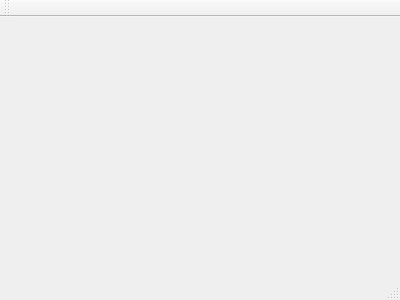
Old version of the form objectTracking/motionBased/src/objectTracking/benchmark/benchmark.ui in the repository yzbx/surveillance-video-system.
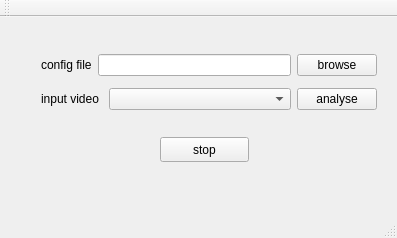
New version of the form.

Commit message: add benchmark for CDNet, tracking object with groundtruth

Patch:
```diff
--- a/objectTracking/motionBased/src/objectTracking/benchmark/benchmark.ui
+++ b/objectTracking/motionBased/src/objectTracking/benchmark/benchmark.ui
@@ -1,24 +1,114 @@
 <ui version="4.0">
  <class>Benchmark</class>
- <widget class="QMainWindow" name="Benchmark" >
-  <property name="geometry" >
+ <widget class="QMainWindow" name="Benchmark">
+  <property name="geometry">
    <rect>
     <x>0</x>
     <y>0</y>
-    <width>400</width>
-    <height>300</height>
+    <width>397</width>
+    <height>238</height>
    </rect>
   </property>
   <property name="windowTitle" >
    <string>Benchmark</string>
   </property>
-  <widget class="QMenuBar" name="menuBar" />
-  <widget class="QToolBar" name="mainToolBar" />
-  <widget class="QWidget" name="centralWidget" />
-  <widget class="QStatusBar" name="statusBar" />
+  <widget class="QWidget" name="centralWidget">
+   <widget class="QPushButton" name="pushButton_stop">
+    <property name="geometry">
+     <rect>
+      <x>160</x>
+      <y>120</y>
+      <width>89</width>
+      <height>25</height>
+     </rect>
+    </property>
+    <property name="text">
+     <string>stop</string>
+    </property>
+   </widget>
+   <widget class="QWidget" name="">
+    <property name="geometry">
+     <rect>
+      <x>30</x>
+      <y>20</y>
+      <width>358</width>
+      <height>91</height>
+     </rect>
+    </property>
+    <layout class="QVBoxLayout" name="verticalLayout">
+     <item>
+      <layout class="QHBoxLayout" name="horizontalLayout_3">
+       <item>
+        <widget class="QLabel" name="label_3">
+         <property name="text">
+          <string>config file</string>
+         </property>
+        </widget>
+       </item>
+       <item>
+        <widget class="QLineEdit" name="lineEdit_configFile"/>
+       </item>
+       <item>
+        <widget class="QPushButton" name="pushButton_configFile">
+         <property name="text">
+          <string>browse</string>
+         </property>
+        </widget>
+       </item>
+      </layout>
+     </item>
+     <item>
+      <layout class="QHBoxLayout" name="horizontalLayout_4">
+       <item>
+        <widget class="QLabel" name="label_4">
+         <property name="text">
+          <string>input video </string>
+         </property>
+        </widget>
+       </item>
+       <item>
+        <widget class="QComboBox" name="comboBox_video">
+         <property name="sizePolicy">
+          <sizepolicy hsizetype="Expanding" vsizetype="Fixed">
+           <horstretch>0</horstretch>
+           <verstretch>0</verstretch>
+          </sizepolicy>
+         </property>
+        </widget>
+       </item>
+       <item>
+        <widget class="QPushButton" name="pushButton_analyse">
+         <property name="text">
+          <string>analyse</string>
+         </property>
+        </widget>
+       </item>
+      </layout>
+     </item>
+    </layout>
+   </widget>
+  </widget>
+  <widget class="QMenuBar" name="menuBar">
+   <property name="geometry">
+    <rect>
+     <x>0</x>
+     <y>0</y>
+     <width>397</width>
+     <height>22</height>
+    </rect>
+   </property>
+  </widget>
+  <widget class="QToolBar" name="mainToolBar">
+   <attribute name="toolBarArea">
+    <enum>TopToolBarArea</enum>
+   </attribute>
+   <attribute name="toolBarBreak">
+    <bool>false</bool>
+   </attribute>
+  </widget>
+  <widget class="QStatusBar" name="statusBar"/>
  </widget>
- <layoutDefault spacing="6" margin="11" />
- <pixmapfunction></pixmapfunction>
+ <layoutdefault spacing="6" margin="11"/>
  <resources/>
  <connections/>
 </ui>
```
Left out of the diff: 3 changed lines with no effect on the pictures. The commit also changes 24 other files.
